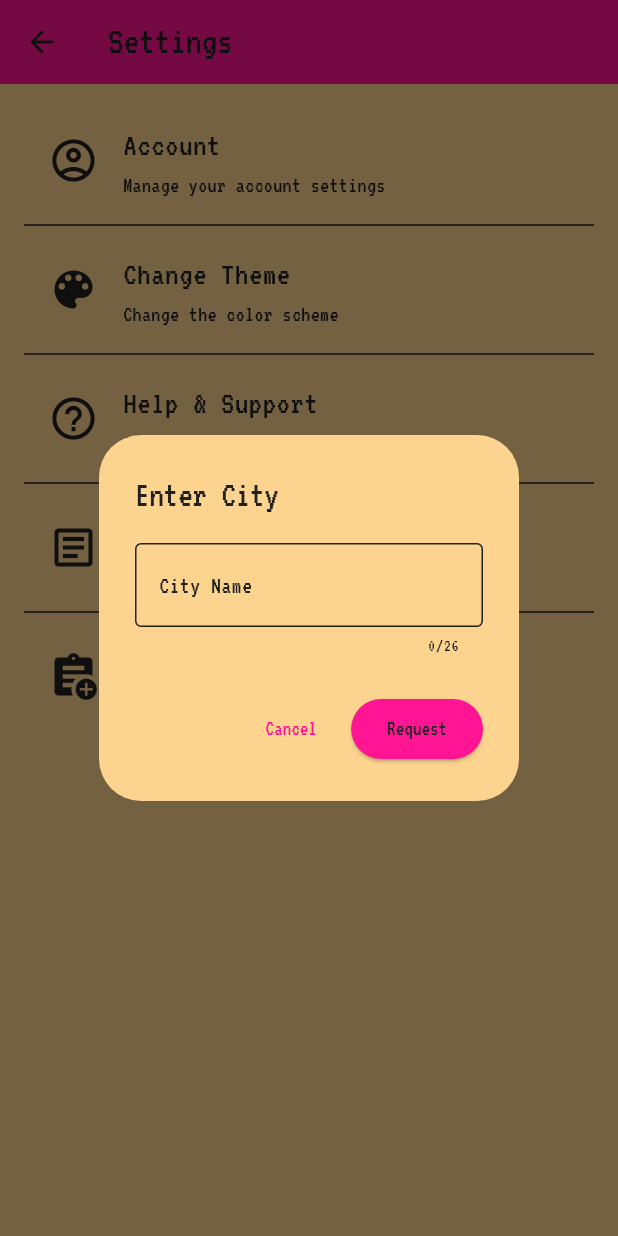
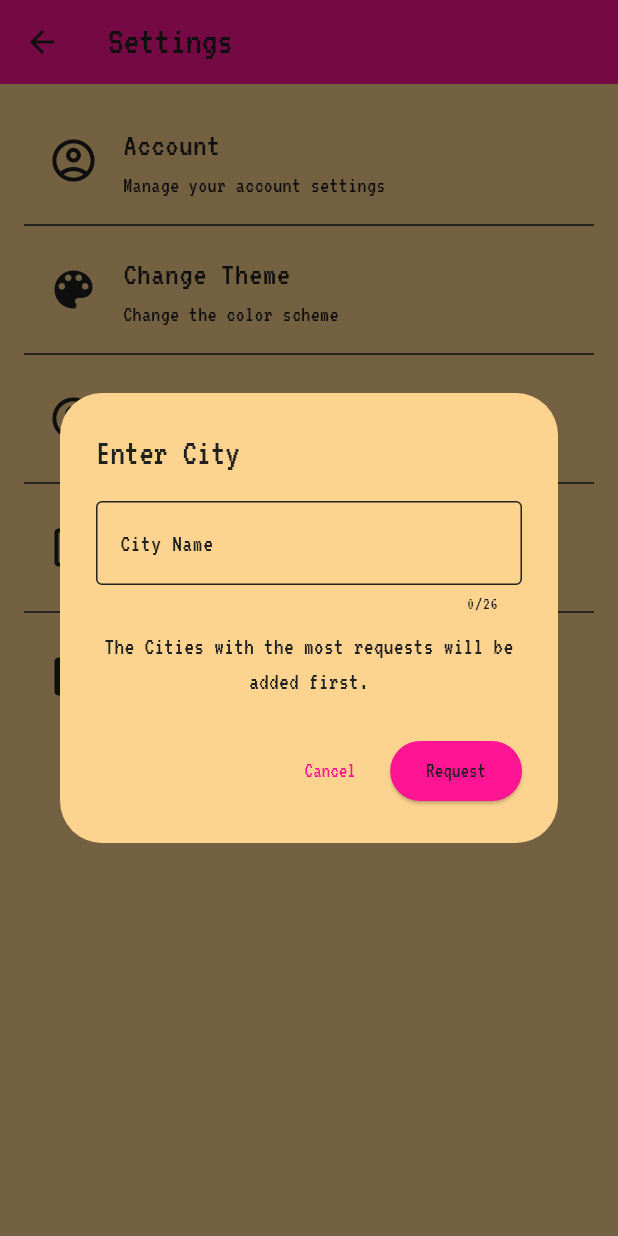
Before and after one commit to Goon-Bug/date-ideas-app-stripped, a Flutter app: the SettingsPage screen opened by its route, after a tap on "Request a City", on a phone screen of 412 x 824 dp. Run offline on Flutter 3.47's test engine with Material 3 defaults, Android fonts, the phone set to English and light mode, and no system bars; our stand-ins replace bloc, dropdown_button2, equatable, flutter_bloc, flutter_markdown, flutter_secure_storage and 5 more; missing offline and left inert: dart_jsonwebtoken; accounts and stored records are empty.

Commit message:
Added request a city inforemation

```diff
--- a/frontend/flutter/my_app/lib/settings/view/main_settings_page.dart
+++ b/frontend/flutter/my_app/lib/settings/view/main_settings_page.dart
@@ -169,7 +169,10 @@ Future<void> showCityInputDialog(BuildContext context) async {
     builder: (BuildContext context) {
       return AlertDialog(
         title: const Text('Enter City'),
-        content: Form(
+        content: Column(
+          mainAxisSize: MainAxisSize.min,
+          children: [
+            Form(
               key: formKey,
               child: TextFormField(
                 controller: controller,
@@ -188,6 +191,14 @@ Future<void> showCityInputDialog(BuildContext context) async {
                   return null;
                 },
               ),
+            ),
+            const SizedBox(height: 10),
+            Text('The Cities with the most requests will be added first.',
+                textAlign: TextAlign.center,
+                style: TextStyle(
+                  fontSize: 16,
+                )),
+          ],
         ),
         actions: [
           TextButton(
```
Lines whose indentation alone changed are shown as unchanged.
